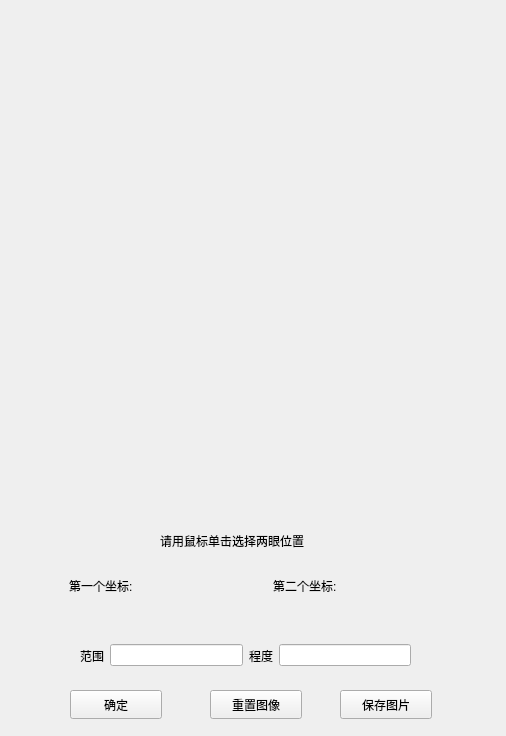
Qt form ImageWithUI/eye.ui (Obj4ct/ImageWithUI) before a commit.
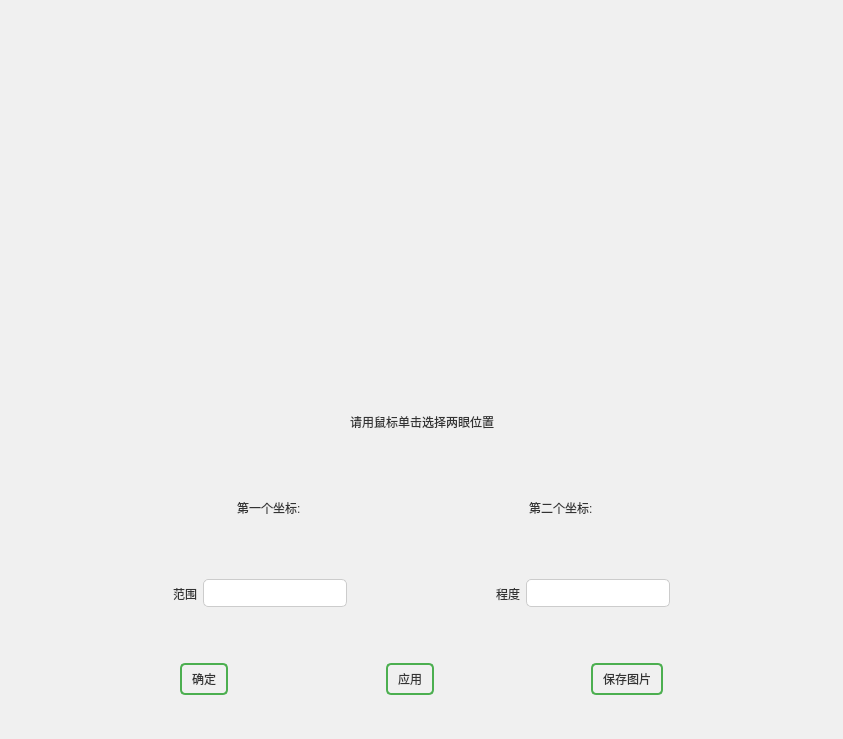
The same form after that commit.

```diff
--- a/ImageWithUI/eye.ui
+++ b/ImageWithUI/eye.ui
@@ -6,74 +6,160 @@
    <rect>
     <x>0</x>
     <y>0</y>
-    <width>506</width>
-    <height>736</height>
+    <width>843</width>
+    <height>739</height>
    </rect>
   </property>
   <property name="windowTitle">
    <string>Form</string>
   </property>
+  <property name="styleSheet">
+   <string notr="true">/* QPushButton 样式 */
+QPushButton {
+    background-color: #4CAF50; /* 按钮背景颜色 */
+    color: white; /* 文本颜色 */
+    border: 2px solid #4CAF50; /* 边框样式 */
+    border-radius: 5px; /* 圆角半径 */
+    padding: 5px 10px; /* 内边距 */
+}
+
+QPushButton:hover {
+    background-color: #45a049; /* 鼠标悬停时的背景颜色 */
+}
+
+/* QSpacerItem 样式 */
+QSpacerItem {
+    /* 通常无需样式，仅用于占位 */
+
+}
+
+/* QWidget 样式 */
+QWidget {
+    background-color: #f0f0f0; /* 背景颜色 */
+    color: #333; /* 文本颜色 */
+}
+
+/* QLineEdit 样式 */
+QLineEdit {
+    background-color: #ffffff; /* 设置背景颜色为白色 */
+    border: 1px solid #ccc; /* 边框样式 */
+    border-radius: 5px; /* 圆角半径 */
+    padding: 5px; /* 内边距 */
+    color: #333; /* 文本颜色 */
+}
+
+QLineEdit:focus {
+    border-color: #007BFF; /* 获取焦点时的边框颜色 */
+}
+
+
+/* QMenu 样式 */
+QMenu {
+    background-color: #f0f0f0; /* 背景颜色 */
+    border: 1px solid #ccc; /* 边框样式 */
+}
+
+QMenu::item {
+    padding: 5px 20px; /* 内边距 */
+}
+
+QMenu::item:selected {
+    background-color: #007BFF; /* 选中项的背景颜色 */
+    color: white; /* 选中项的文本颜色 */
+}
+
+/* QAction 样式 */
+QAction {
+    background-color: transparent; /* 背景颜色透明 */
+    color: #333; /* 文本颜色 */
+}
+
+QAction:hover {
+    background-color: #e0e0e0; /* 鼠标悬停时的背景颜色 */
+}
+
+QAction:pressed {
+    background-color: #d4d4d4; /* 按下时的背景颜色 */
+}
+
+/* QStatusBar 样式 */
+QStatusBar {
+    background-color: #f0f0f0; /* 背景颜色 */
+    color: #333; /* 文本颜色 */
+    border-top: 1px solid #ccc; /* 顶部边框样式 */
+}
+
+QStatusBar::item {
+    border: none; /* 无边框 */
+}
+</string>
+  </property>
+  <layout class="QVBoxLayout" name="verticalLayout_2">
+   <item>
   <widget class="QLabel" name="imageLabel">
-   <property name="geometry">
-    <rect>
-     <x>-3</x>
-     <y>-3</y>
-     <width>512</width>
-     <height>512</height>
-    </rect>
-   </property>
-   <property name="minimumSize">
-    <size>
-     <width>512</width>
-     <height>512</height>
-    </size>
-   </property>
-   <property name="maximumSize">
-    <size>
-     <width>512</width>
-     <height>512</height>
-    </size>
-   </property>
    <property name="text">
     <string/>
    </property>
   </widget>
+   </item>
+   <item>
+    <widget class="QWidget" name="widget_5" native="true">
+     <layout class="QVBoxLayout" name="verticalLayout">
+      <item>
+       <widget class="QWidget" name="widget_3" native="true">
+        <layout class="QHBoxLayout" name="horizontalLayout_3">
+         <item>
+          <spacer name="horizontalSpacer_2">
+           <property name="orientation">
+            <enum>Qt::Horizontal</enum>
+           </property>
+           <property name="sizeHint" stdset="0">
+            <size>
+             <width>289</width>
+             <height>20</height>
+            </size>
+           </property>
+          </spacer>
+         </item>
+         <item>
   <widget class="QLabel" name="label_2">
-   <property name="geometry">
-    <rect>
-     <x>160</x>
-     <y>520</y>
-     <width>211</width>
-     <height>41</height>
-    </rect>
-   </property>
    <property name="text">
     <string>请用鼠标单击选择两眼位置</string>
    </property>
   </widget>
-  <widget class="QPushButton" name="btn_save">
-   <property name="geometry">
-    <rect>
-     <x>340</x>
-     <y>690</y>
-     <width>92</width>
-     <height>29</height>
-    </rect>
-   </property>
-   <property name="text">
-    <string>保存图片</string>
-   </property>
-  </widget>
+         </item>
+         <item>
+          <spacer name="horizontalSpacer">
+           <property name="orientation">
+            <enum>Qt::Horizontal</enum>
+           </property>
+           <property name="sizeHint" stdset="0">
+            <size>
+             <width>288</width>
+             <height>20</height>
+            </size>
+           </property>
+          </spacer>
+         </item>
+        </layout>
+       </widget>
+      </item>
+      <item>
   <widget class="QWidget" name="widget" native="true">
-   <property name="geometry">
-    <rect>
-     <x>69</x>
-     <y>550</y>
-     <width>401</width>
-     <height>71</height>
-    </rect>
-   </property>
    <layout class="QHBoxLayout" name="horizontalLayout">
+         <item>
+          <spacer name="horizontalSpacer_3">
+           <property name="orientation">
+            <enum>Qt::Horizontal</enum>
+           </property>
+           <property name="sizeHint" stdset="0">
+            <size>
+             <width>40</width>
+             <height>20</height>
+            </size>
+           </property>
+          </spacer>
+         </item>
     <item>
      <widget class="QLabel" name="label">
       <property name="text">
@@ -88,6 +174,19 @@
       </property>
      </widget>
     </item>
+         <item>
+          <spacer name="horizontalSpacer_4">
+           <property name="orientation">
+            <enum>Qt::Horizontal</enum>
+           </property>
+           <property name="sizeHint" stdset="0">
+            <size>
+             <width>40</width>
+             <height>20</height>
+            </size>
+           </property>
+          </spacer>
+         </item>
     <item>
      <widget class="QLabel" name="label_3">
       <property name="text">
@@ -102,44 +201,38 @@
       </property>
      </widget>
     </item>
-   </layout>
-  </widget>
-  <widget class="QPushButton" name="btn_ok">
-   <property name="geometry">
-    <rect>
-     <x>70</x>
-     <y>690</y>
-     <width>92</width>
-     <height>29</height>
-    </rect>
-   </property>
-   <property name="text">
-    <string>确定</string>
-   </property>
-  </widget>
-  <widget class="QPushButton" name="btn_ok_2">
-   <property name="geometry">
-    <rect>
-     <x>210</x>
-     <y>690</y>
-     <width>92</width>
-     <height>29</height>
-    </rect>
-   </property>
-   <property name="text">
-    <string>重置图像</string>
-   </property>
-  </widget>
+         <item>
+          <spacer name="horizontalSpacer_5">
+           <property name="orientation">
+            <enum>Qt::Horizontal</enum>
+           </property>
+           <property name="sizeHint" stdset="0">
+            <size>
+             <width>40</width>
+             <height>20</height>
+            </size>
+           </property>
+          </spacer>
+         </item>
+        </layout>
+       </widget>
+      </item>
+      <item>
   <widget class="QWidget" name="widget_2" native="true">
-   <property name="geometry">
-    <rect>
-     <x>80</x>
-     <y>630</y>
-     <width>331</width>
-     <height>51</height>
-    </rect>
-   </property>
    <layout class="QHBoxLayout" name="horizontalLayout_2">
+         <item>
+          <spacer name="horizontalSpacer_6">
+           <property name="orientation">
+            <enum>Qt::Horizontal</enum>
+           </property>
+           <property name="sizeHint" stdset="0">
+            <size>
+             <width>40</width>
+             <height>20</height>
+            </size>
+           </property>
+          </spacer>
+         </item>
     <item>
      <widget class="QLabel" name="label_4">
       <property name="text">
@@ -150,6 +243,19 @@
     <item>
      <widget class="QLineEdit" name="lineEdit_range"/>
     </item>
+         <item>
+          <spacer name="horizontalSpacer_7">
+           <property name="orientation">
+            <enum>Qt::Horizontal</enum>
+           </property>
+           <property name="sizeHint" stdset="0">
+            <size>
+             <width>40</width>
+             <height>20</height>
+            </size>
+           </property>
+          </spacer>
+         </item>
     <item>
      <widget class="QLabel" name="label_5">
       <property name="text">
@@ -160,8 +266,105 @@
     <item>
      <widget class="QLineEdit" name="lineEdit_increase"/>
     </item>
-   </layout>
-  </widget>
+         <item>
+          <spacer name="horizontalSpacer_8">
+           <property name="orientation">
+            <enum>Qt::Horizontal</enum>
+           </property>
+           <property name="sizeHint" stdset="0">
+            <size>
+             <width>40</width>
+             <height>20</height>
+            </size>
+           </property>
+          </spacer>
+         </item>
+        </layout>
+       </widget>
+      </item>
+      <item>
+       <widget class="QWidget" name="widget_4" native="true">
+        <layout class="QHBoxLayout" name="horizontalLayout_4">
+         <item>
+          <spacer name="horizontalSpacer_12">
+           <property name="orientation">
+            <enum>Qt::Horizontal</enum>
+           </property>
+           <property name="sizeHint" stdset="0">
+            <size>
+             <width>40</width>
+             <height>20</height>
+            </size>
+           </property>
+          </spacer>
+         </item>
+         <item>
+          <widget class="QPushButton" name="btn_ok">
+           <property name="text">
+            <string>确定</string>
+           </property>
+          </widget>
+         </item>
+         <item>
+          <spacer name="horizontalSpacer_13">
+           <property name="orientation">
+            <enum>Qt::Horizontal</enum>
+           </property>
+           <property name="sizeHint" stdset="0">
+            <size>
+             <width>40</width>
+             <height>20</height>
+            </size>
+           </property>
+          </spacer>
+         </item>
+         <item>
+          <widget class="QPushButton" name="btn_apply">
+           <property name="text">
+            <string>应用</string>
+           </property>
+          </widget>
+         </item>
+         <item>
+          <spacer name="horizontalSpacer_9">
+           <property name="orientation">
+            <enum>Qt::Horizontal</enum>
+           </property>
+           <property name="sizeHint" stdset="0">
+            <size>
+             <width>78</width>
+             <height>20</height>
+            </size>
+           </property>
+          </spacer>
+         </item>
+         <item>
+          <widget class="QPushButton" name="btn_save">
+           <property name="text">
+            <string>保存图片</string>
+           </property>
+          </widget>
+         </item>
+         <item>
+          <spacer name="horizontalSpacer_10">
+           <property name="orientation">
+            <enum>Qt::Horizontal</enum>
+           </property>
+           <property name="sizeHint" stdset="0">
+            <size>
+             <width>77</width>
+             <height>20</height>
+            </size>
+           </property>
+          </spacer>
+         </item>
+        </layout>
+       </widget>
+      </item>
+     </layout>
+    </widget>
+   </item>
+  </layout>
  </widget>
  <resources/>
  <connections/>
```
Lines whose indentation alone changed are shown as unchanged.
